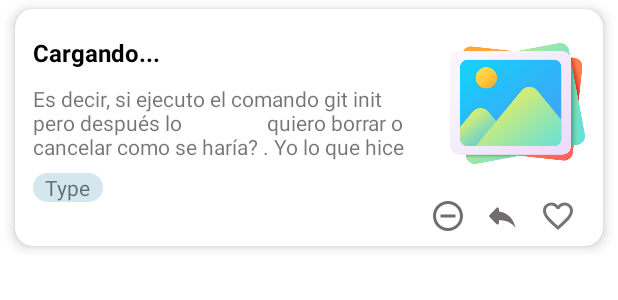
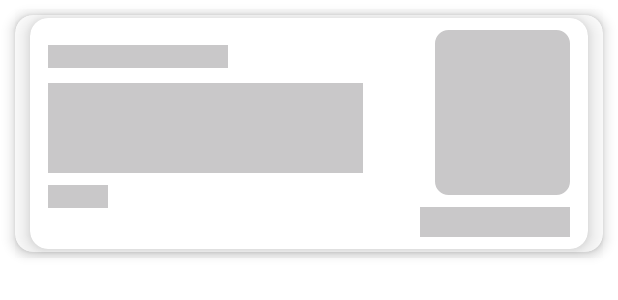
Before and after one commit to EduardoAlonso73/MyLinks, an Android app: the layout item_link.xml on its own in the app's theme, with its tools: preview values and no code run, on a phone screen of 412 x 824 dp. Shown: the top 300 px of the screen. Run offline under Robolectric (Android 15) with nearby library versions, the phone set to English and light mode, and no system bars.

Commit message:
We added the ShimmerFrameLayout componet

```diff
--- a/app/src/main/res/layout/item_link.xml
+++ b/app/src/main/res/layout/item_link.xml
@@ -16,6 +16,7 @@
         android:layout_marginVertical="6dp"
         app:cardCornerRadius="12dp"
         app:cardElevation="5dp"
+
         app:layout_constraintBottom_toBottomOf="parent"
         app:layout_constraintEnd_toEndOf="parent"
         app:layout_constraintStart_toStartOf="parent"
@@ -124,14 +125,35 @@
 
     </com.google.android.material.card.MaterialCardView>
 
-    <!--   <ProgressBar
-           android:id="@+id/progress_circular"
-           android:visibility="invisible"
-           app:layout_constraintStart_toStartOf="@id/card"
-           app:layout_constraintTop_toTopOf="@id/card"
-           android:layout_width="wrap_content"
-           android:elevation="10dp"
-           android:layout_height="wrap_content"/>-->
+
+    <com.facebook.shimmer.ShimmerFrameLayout
+        android:id="@+id/viewLoading"
+        android:layout_width="match_parent"
+        android:layout_height="wrap_content"
+        android:layout_marginHorizontal="10dp"
+        android:layout_marginVertical="6dp"
+        app:cardCornerRadius="12dp"
+        app:cardElevation="5dp"
+        android:elevation="20dp"
+        android:orientation="vertical"
+        app:layout_constraintBottom_toBottomOf="parent"
+        app:layout_constraintEnd_toEndOf="parent"
+        app:layout_constraintStart_toStartOf="parent"
+        app:layout_constraintTop_toTopOf="parent"
+        app:shimmer_auto_start="true">
+        <LinearLayout
+            android:layout_width="match_parent"
+            android:orientation="vertical"
+            android:layout_height="wrap_content">
+            <include layout="@layout/load_item_link"/>
+        </LinearLayout>
+
+
+
+    </com.facebook.shimmer.ShimmerFrameLayout>
+
+
+
 
 
 </androidx.constraintlayout.widget.ConstraintLayout>
```
